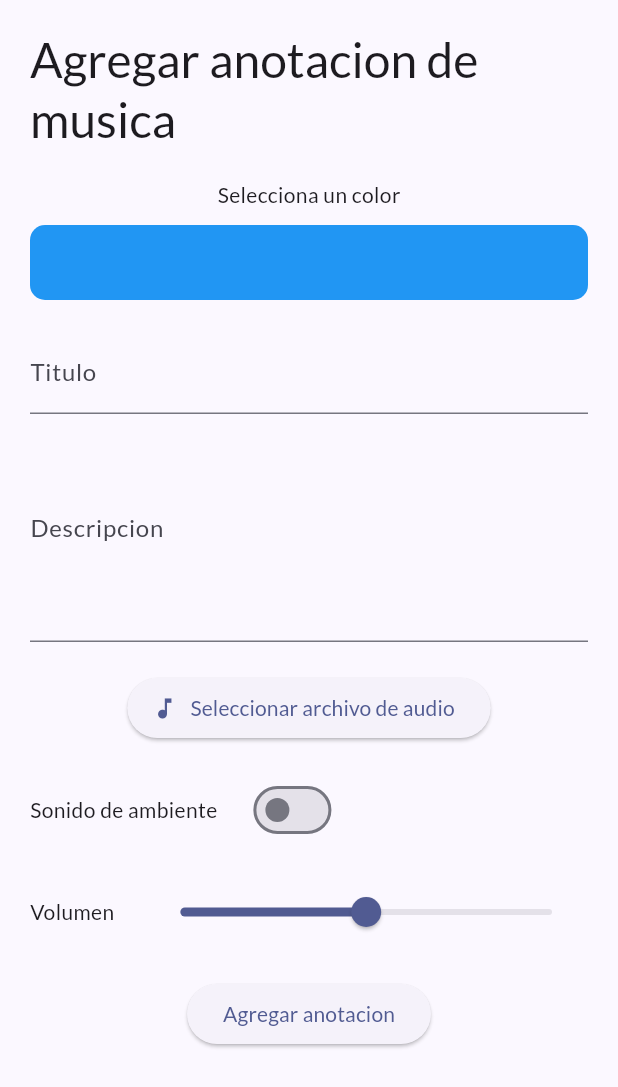
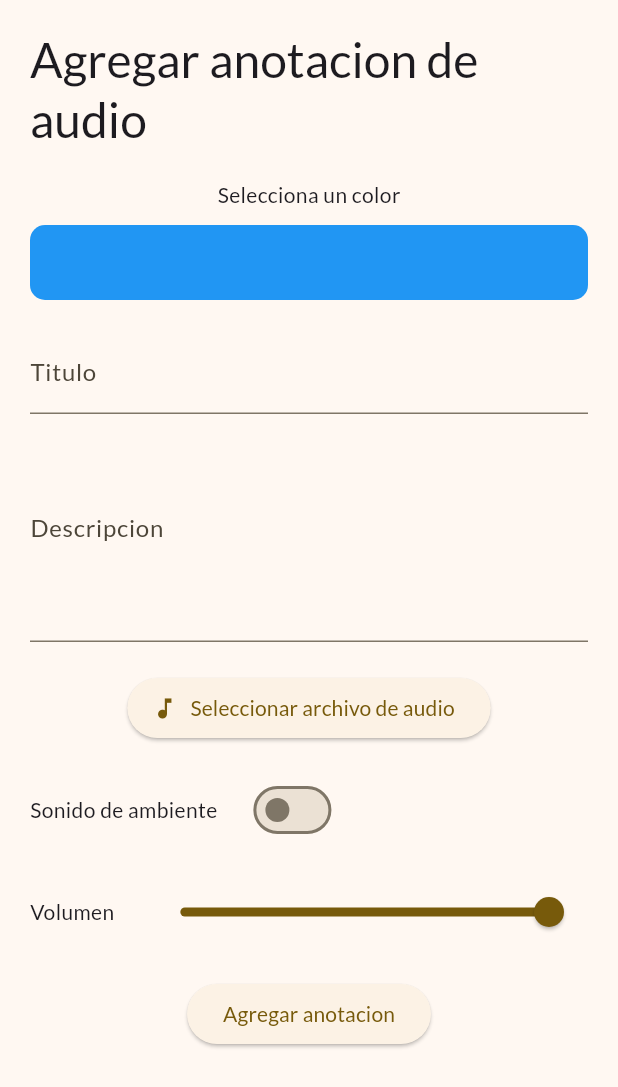
Before and after one commit to Artuencina/directors_cut, a Flutter app: the SongAnnotationForm widget shown alone on an empty page, opened directly with empty values, on a phone screen of 412 x 824 dp. Shown: the top 1087 px of the screen. Run offline on Flutter 3.47's test engine with Material 3 defaults, Android fonts, the phone set to English and light mode, and no system bars; our stand-ins replace dio, equatable, file_picker, floor, flutter_bloc, flutter_colorpicker and 5 more; accounts and stored records are empty; generated files the repository leaves out were written again.

Commit message:
Terminado: Item reproductor de audio

```diff
--- a/lib/features/scenes/ui/widgets/show_list_scenes.dart
+++ b/lib/features/scenes/ui/widgets/show_list_scenes.dart
@@ -61,7 +61,7 @@ class _ListScenesScreenState extends State<ListScenesScreen> {
                   //Guardar el orden de las escenas en la lista temporal
                   scenes =
                       context.read<LocalScenesBloc>().state.scenes!.toList();
-                } else {
+              } else {
                   //Actualizar el orden de las escenas si hay al menos una escena
                   if (scenes.isNotEmpty) {
                     //Actualizar el orden de las escenas locales
--- a/lib/features/scenes/ui/widgets/song_annotation_form.dart
+++ b/lib/features/scenes/ui/widgets/song_annotation_form.dart
@@ -41,7 +41,7 @@ class _SongAnnotationFormState extends State<SongAnnotationForm> {
   bool _ambient = false;
 
   //Volumen
-  int _volume = 50;
+  int _volume = 100;
 
   @override
   void initState() {
@@ -67,7 +67,9 @@ class _SongAnnotationFormState extends State<SongAnnotationForm> {
           child: Column(
             children: [
               Text(
-                'Agregar anotacion de musica',
+                widget.annotation == null
+                    ? 'Agregar anotacion de audio'
+                    : 'Editar anotacion de audio',
                 style: Theme.of(context).textTheme.headlineLarge,
               ),
               const SizedBox(height: 20),
@@ -156,11 +158,11 @@ class _SongAnnotationFormState extends State<SongAnnotationForm> {
                 icon: const Icon(Icons.music_note),
                 onPressed: () async {
                   //Abrir el filepicker
-                  FilePickerResult? result = await FilePicker.platform
-                      .pickFiles(
+                  FilePickerResult? result =
+                      await FilePicker.platform.pickFiles(
                           allowMultiple: false,
-                          type: FileType.custom,
-                          allowedExtensions: ['mp3', 'wav', 'ogg', 'aac'],
+                          type: FileType.audio,
+                          //allowedExtensions: ['mp3', 'wav', 'ogg', 'aac'],
                           dialogTitle: 'Selecciona un archivo de audio');
 
                   if (result != null) {
@@ -175,6 +177,13 @@ class _SongAnnotationFormState extends State<SongAnnotationForm> {
                 },
                 label: const Text('Seleccionar archivo de audio'),
               ),
+              //Mostrar el nombre del archivo seleccionado
+              if (_url != null)
+                Text(
+                  //Mostrar solo el nombre del archivo
+                  _url!.split('/').last,
+                  overflow: TextOverflow.ellipsis,
+                ),
 
               const SizedBox(height: 20),
 
@@ -243,7 +252,9 @@ class _SongAnnotationFormState extends State<SongAnnotationForm> {
                     Navigator.of(context).pop(annotation);
                   }
                 },
-                child: const Text('Agregar anotacion'),
+                child: widget.annotation == null
+                    ? const Text('Agregar anotacion')
+                    : const Text('Editar anotacion'),
               ),
             ],
           ),
--- a/lib/main.dart
+++ b/lib/main.dart
@@ -6,13 +6,13 @@ import 'package:directors_cut/injection_container.dart';
 import 'package:flutter/material.dart';
 import 'package:flutter_bloc/flutter_bloc.dart';
 import 'package:google_fonts/google_fonts.dart';
-//import 'package:sqflite/sqflite.dart';
+import 'package:sqflite/sqflite.dart';
 
 //Temas
 final temaClaro = ThemeData(
     useMaterial3: true,
     colorScheme: ColorScheme.fromSeed(
-      seedColor: Colors.indigo,
+      seedColor: Colors.amber,
       brightness: Brightness.light,
     ),
     appBarTheme: const AppBarTheme(
@@ -34,7 +34,7 @@ void main() async {
   //Ensure initialized
   WidgetsFlutterBinding.ensureInitialized();
   //Drop database for testing
-  //deleteDatabase('app_database.db');
+  deleteDatabase('app_database.db');
   await initializeDependencies();
 
   runApp(
```
Also changed, not shown: lib/features/scenes/ui/widgets/audio_player.dart (+11 -8 lines), lib/features/scenes/ui/widgets/show_list_annotations.dart (+8 -0 lines), lib/features/scenes/ui/widgets/song_annotation_item.dart (+13 -10 lines), pubspec.lock.
